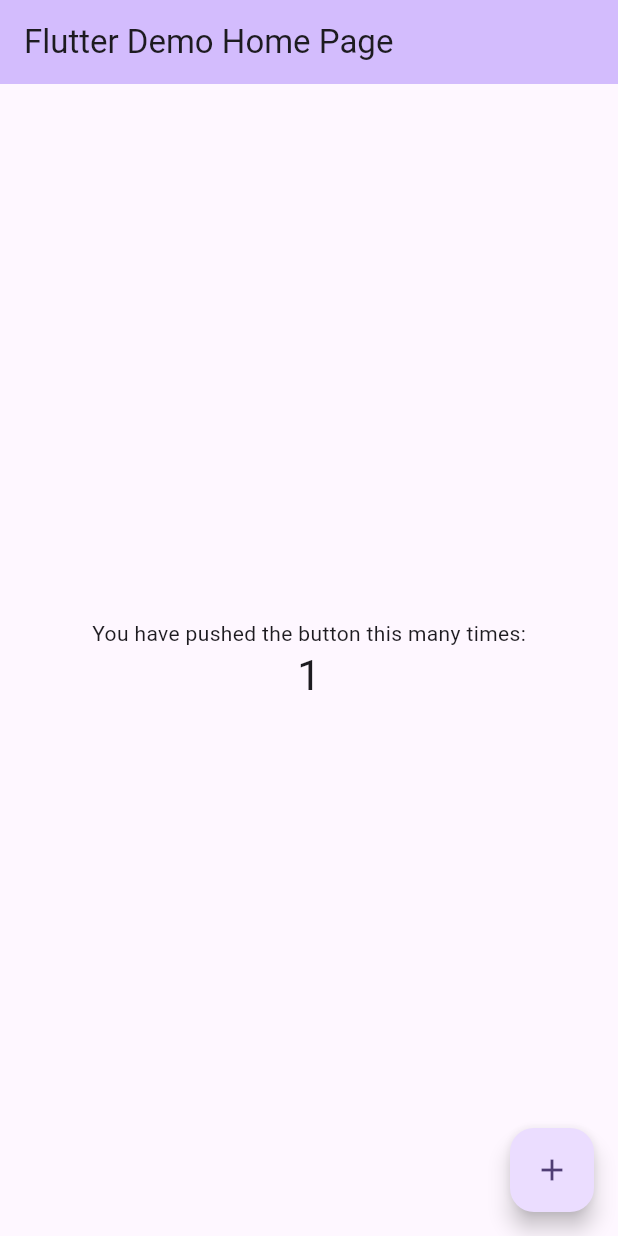
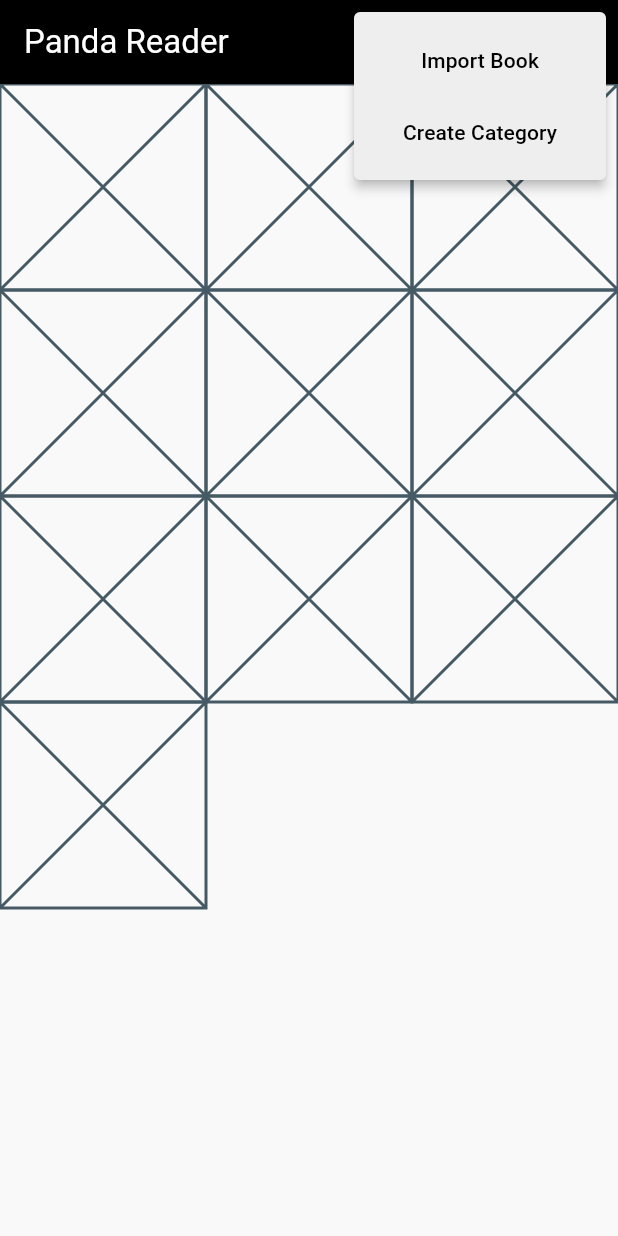
Before and after one commit to AilurusRP/PandaReader, a Flutter app: the screen it shows after launch, after a tap on the "add" icon, on a phone screen of 412 x 824 dp. Run offline on Flutter 3.47's test engine with Material 3 defaults, Android fonts, the phone set to English and light mode, and no system bars; our stand-ins replace file_picker, permission_handler.

Commit message:
feat(import): add book import functionality

```diff
--- a/analysis_options.yaml
+++ b/analysis_options.yaml
@@ -23,6 +23,6 @@ linter:
   rules:
     # avoid_print: false  # Uncomment to disable the `avoid_print` rule
     # prefer_single_quotes: true  # Uncomment to enable the `prefer_single_quotes` rule
-
+    avoid_function_literals_in_foreach_calls: false
 # Additional information about this file can be found at
 # https://dart.dev/guides/language/analysis-options
--- a/lib/main.dart
+++ b/lib/main.dart
@@ -1,4 +1,6 @@
 import 'package:flutter/material.dart';
+
+import 'pages/book_shelf_page/book_shelf_page.dart';
 
 void main() {
   runApp(const MyApp());
@@ -7,116 +9,15 @@ void main() {
 class MyApp extends StatelessWidget {
   const MyApp({super.key});
 
-  // This widget is the root of your application.
   @override
   Widget build(BuildContext context) {
     return MaterialApp(
       title: 'Flutter Demo',
       theme: ThemeData(
-        // This is the theme of your application.
-        //
-        // TRY THIS: Try running your application with "flutter run". You'll see
-        // the application has a purple toolbar. Then, without quitting the app,
-        // try changing the seedColor in the colorScheme below to Colors.green
-        // and then invoke "hot reload" (save your changes or press the "hot
-        // reload" button in a Flutter-supported IDE, or press "r" if you used
-        // the command line to start the app).
-        //
-        // Notice that the counter didn't reset back to zero; the application
-        // state is not lost during the reload. To reset the state, use hot
-        // restart instead.
-        //
-        // This works for code too, not just values: Most code changes can be
-        // tested with just a hot reload.
-        colorScheme: ColorScheme.fromSeed(seedColor: Colors.deepPurple),
+        colorScheme: ColorScheme.fromSeed(seedColor: Colors.black,
+          dynamicSchemeVariant: DynamicSchemeVariant.fidelity,),
       ),
-      home: const MyHomePage(title: 'Flutter Demo Home Page'),
+      home: const BookShelfPage(),
     );
   }
 }
-
-class MyHomePage extends StatefulWidget {
-  const MyHomePage({super.key, required this.title});
-
-  // This widget is the home page of your application. It is stateful, meaning
-  // that it has a State object (defined below) that contains fields that affect
-  // how it looks.
-
-  // This class is the configuration for the state. It holds the values (in this
-  // case the title) provided by the parent (in this case the App widget) and
-  // used by the build method of the State. Fields in a Widget subclass are
-  // always marked "final".
-
-  final String title;
-
-  @override
-  State<MyHomePage> createState() => _MyHomePageState();
-}
-
-class _MyHomePageState extends State<MyHomePage> {
-  int _counter = 0;
-
-  void _incrementCounter() {
-    setState(() {
-      // This call to setState tells the Flutter framework that something has
-      // changed in this State, which causes it to rerun the build method below
-      // so that the display can reflect the updated values. If we changed
-      // _counter without calling setState(), then the build method would not be
-      // called again, and so nothing would appear to happen.
-      _counter++;
-    });
-  }
-
-  @override
-  Widget build(BuildContext context) {
-    // This method is rerun every time setState is called, for instance as done
-    // by the _incrementCounter method above.
-    //
-    // The Flutter framework has been optimized to make rerunning build methods
-    // fast, so that you can just rebuild anything that needs updating rather
-    // than having to individually change instances of widgets.
-    return Scaffold(
-      appBar: AppBar(
-        // TRY THIS: Try changing the color here to a specific color (to
-        // Colors.amber, perhaps?) and trigger a hot reload to see the AppBar
-        // change color while the other colors stay the same.
-        backgroundColor: Theme.of(context).colorScheme.inversePrimary,
-        // Here we take the value from the MyHomePage object that was created by
-        // the App.build method, and use it to set our appbar title.
-        title: Text(widget.title),
-      ),
-      body: Center(
-        // Center is a layout widget. It takes a single child and positions it
-        // in the middle of the parent.
-        child: Column(
-          // Column is also a layout widget. It takes a list of children and
-          // arranges them vertically. By default, it sizes itself to fit its
-          // children horizontally, and tries to be as tall as its parent.
-          //
-          // Column has various properties to control how it sizes itself and
-          // how it positions its children. Here we use mainAxisAlignment to
-          // center the children vertically; the main axis here is the vertical
-          // axis because Columns are vertical (the cross axis would be
-          // horizontal).
-          //
-          // TRY THIS: Invoke "debug painting" (choose the "Toggle Debug Paint"
-          // action in the IDE, or press "p" in the console), to see the
-          // wireframe for each widget.
-          mainAxisAlignment: MainAxisAlignment.center,
-          children: <Widget>[
-            const Text('You have pushed the button this many times:'),
-            Text(
-              '$_counter',
-              style: Theme.of(context).textTheme.headlineMedium,
-            ),
-          ],
-        ),
-      ),
-      floatingActionButton: FloatingActionButton(
-        onPressed: _incrementCounter,
-        tooltip: 'Increment',
-        child: const Icon(Icons.add),
-      ), // This trailing comma makes auto-formatting nicer for build methods.
-    );
-  }
-}
--- /dev/null
+++ b/lib/pages/book_shelf_page/book_shelf_page.dart
@@ -0,0 +1,27 @@
+import 'package:flutter/material.dart';
+import 'package:panda_reader/pages/book_shelf_page/widgets/top_bar_add_button.dart';
+
+class BookShelfPage extends StatefulWidget {
+  const BookShelfPage({super.key});
+
+  @override
+  State<BookShelfPage> createState() => _BookShelfPageState();
+}
+
+class _BookShelfPageState extends State<BookShelfPage> {
+  @override
+  Widget build(BuildContext context) {
+    return Scaffold(
+      appBar: AppBar(
+        title: Text("Panda Reader"),
+        backgroundColor: Theme.of(context).colorScheme.primary,
+        foregroundColor: Colors.white,
+        actions: [TopBarAddButton()],
+      ),
+      body: GridView.count(
+        crossAxisCount: 3,
+        children: List.generate(10, (_) => Placeholder()),
+      ),
+    );
+  }
+}
--- /dev/null
+++ b/lib/pages/book_shelf_page/widgets/top_bar_add_button.dart
@@ -0,0 +1,72 @@
+import 'dart:io';
+
+import 'package:file_picker/file_picker.dart';
+import 'package:flutter/material.dart';
+import 'package:path_provider/path_provider.dart';
+import 'package:permission_handler/permission_handler.dart';
+import 'package:path/path.dart';
+
+class TopBarAddButton extends StatelessWidget {
+  const TopBarAddButton({super.key});
+
+  @override
+  Widget build(BuildContext context) {
+    return PopupMenuButton(
+      icon: Icon(Icons.add),
+      itemBuilder: (context) => [
+        PopupMenuItem(
+          padding: const EdgeInsets.all(0),
+          child: Center(
+            child: TextButton(
+              style: ButtonStyle(
+                overlayColor: WidgetStateProperty.all(Colors.grey[200]),
+              ),
+              onPressed: () => addBook(context),
+              child: Text("Import Book"),
+            ),
+          ),
+        ),
+        PopupMenuItem(
+          padding: const EdgeInsets.all(0),
+          child: Center(
+            child: TextButton(
+              style: ButtonStyle(
+                overlayColor: WidgetStateProperty.all(Colors.grey[200]),
+              ),
+              onPressed: () {},
+              child: Text("Create Category"),
+            ),
+          ),
+        ),
+      ],
+    );
+  }
+
+  addBook(BuildContext context) async {
+    await Permission.manageExternalStorage.request();
+    var homeDir = Directory("/storage/emulated/0/Documents/PandaReader");
+    await homeDir.create();
+    FilePickerResult? result = await FilePicker.platform
+        .pickFiles(
+          type: FileType.custom,
+          allowedExtensions: ["txt", "mobi", "epub"],
+        )
+        .onError((err, stackTrace) {
+          if (context.mounted) {
+            showDialog(
+              context: context,
+              builder: (context) {
+                return AlertDialog(content: Text(err.toString()));
+              },
+            );
+          }
+          return null;
+        });
+    if (result != null && result.paths.isNotEmpty) {
+      result.paths.forEach((bookFilePath) async {
+        File bookFile = File(bookFilePath!);
+        bookFile.copy("${homeDir.path}/${basename(bookFilePath)}");
+      });
+    }
+  }
+}
--- a/pubspec.yaml
+++ b/pubspec.yaml
@@ -34,6 +34,9 @@ dependencies:
   # The following adds the Cupertino Icons font to your application.
   # Use with the CupertinoIcons class for iOS style icons.
   cupertino_icons: ^1.0.8
+  permission_handler: ^12.0.1
+  file_picker: ^10.3.2
+  path_provider: ^2.1.5
 
 dev_dependencies:
   flutter_test:
```
Also changed, not shown: pubspec.lock, 3 other files.
